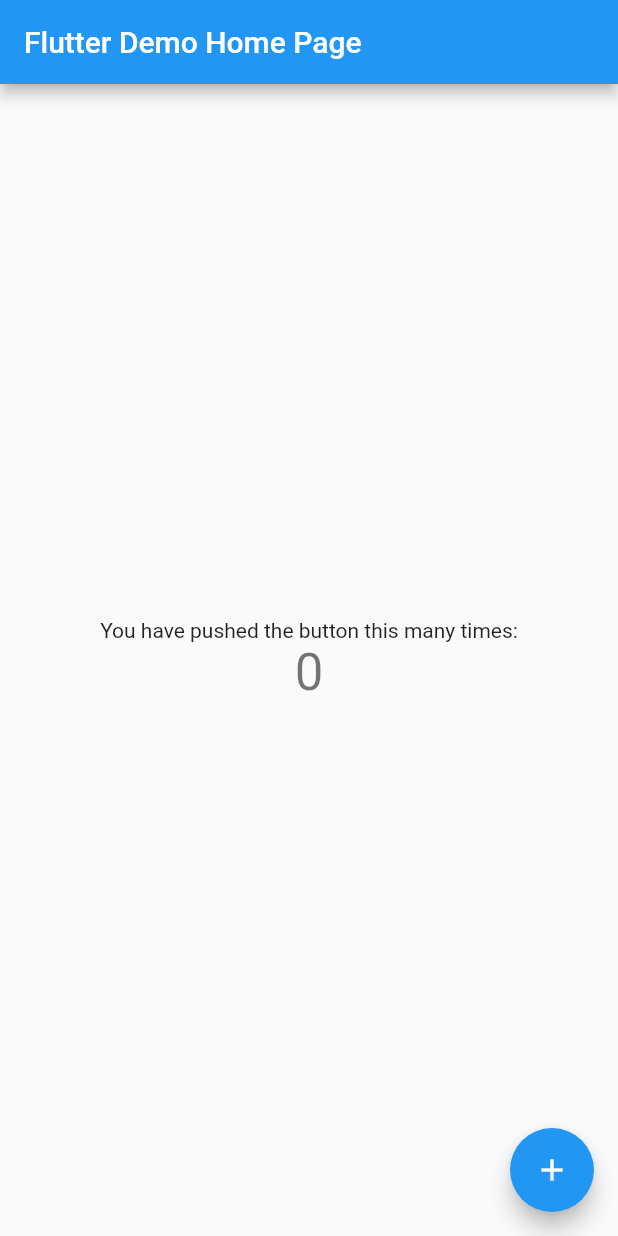
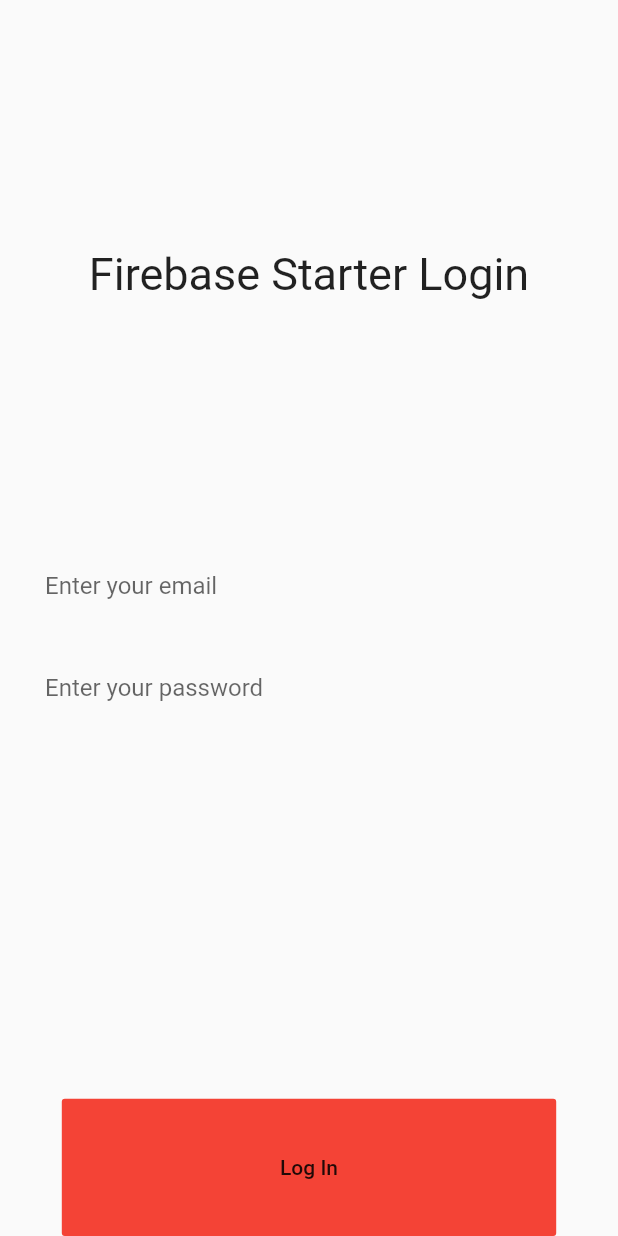
Before and after one commit to AlexeyNovichenko/flutter-starter-project, a Flutter app: the screen it shows after launch, on a phone screen of 412 x 824 dp. Run offline on Flutter 3.47's test engine with Material 2 defaults, Android fonts, the phone set to English and light mode, and no system bars; our stand-ins replace cloud_firestore, firebase_auth; accounts and stored records are empty.

```diff
--- /dev/null
+++ b/lib/api/firebase/firebase_authentication.dart
@@ -0,0 +1,53 @@
+import 'dart:async';
+import 'package:firebase_auth/firebase_auth.dart';
+
+abstract class BaseAuth {
+  Future<String> signIn(String email, String password);
+
+  Future<String> signUp(String email, String password);
+
+  Future<FirebaseUser> getCurrentUser();
+
+  Future<void> sendEmailVerification();
+
+  Future<void> signOut();
+
+  Future<bool> isEmailVerified();
+}
+
+class FirebaseAuthenticator implements BaseAuth {
+  final FirebaseAuth _firebaseAuth = FirebaseAuth.instance;
+
+  Future<String> signIn(String email, String password) async {
+    AuthResult result = await _firebaseAuth.signInWithEmailAndPassword(
+        email: email, password: password);
+    FirebaseUser user = result.user;
+    return user.uid;
+  }
+
+  Future<String> signUp(String email, String password) async {
+    AuthResult result = await _firebaseAuth.createUserWithEmailAndPassword(
+        email: email, password: password);
+    FirebaseUser user = result.user;
+    return user.uid;
+  }
+
+  Future<FirebaseUser> getCurrentUser() async {
+    FirebaseUser user = await _firebaseAuth.currentUser();
+    return user;
+  }
+
+  Future<void> signOut() async {
+    return _firebaseAuth.signOut();
+  }
+
+  Future<void> sendEmailVerification() async {
+    FirebaseUser user = await _firebaseAuth.currentUser();
+    user.sendEmailVerification();
+  }
+
+  Future<bool> isEmailVerified() async {
+    FirebaseUser user = await _firebaseAuth.currentUser();
+    return user.isEmailVerified;
+  }
+}
--- a/lib/main.dart
+++ b/lib/main.dart
@@ -1,63 +1,22 @@
+import 'package:cloud_firestore/cloud_firestore.dart';
 import 'package:flutter/material.dart';
+import 'package:flutter_starter/modules/login/login_bloc.dart';
+import 'package:flutter_starter/modules/login/login_screen.dart';
+import 'package:provider/provider.dart';
 
 void main() => runApp(MyApp());
 
 class MyApp extends StatelessWidget {
+  final LoginScreenBloc _bloc = LoginScreenBloc();
+
   @override
   Widget build(BuildContext context) {
     return MaterialApp(
-      title: 'Flutter Demo',
-      theme: ThemeData(
-        primarySwatch: Colors.blue,
+      title: 'Baby Names',
+      home: Provider.value(
+        value: _bloc,
+        child: LoginScreen(),
       ),
-      home: MyHomePage(title: 'Flutter Demo Home Page'),
     );
   }
 }
-
-class MyHomePage extends StatefulWidget {
-  MyHomePage({Key key, this.title}) : super(key: key);
-
-  final String title;
-
-  @override
-  _MyHomePageState createState() => _MyHomePageState();
-}
-
-class _MyHomePageState extends State<MyHomePage> {
-  int _counter = 0;
-
-  void _incrementCounter() {
-    setState(() {
-      _counter++;
-    });
-  }
-
-  @override
-  Widget build(BuildContext context) {
-    return Scaffold(
-      appBar: AppBar(
-        title: Text(widget.title),
-      ),
-      body: Center(
-        child: Column(
-          mainAxisAlignment: MainAxisAlignment.center,
-          children: <Widget>[
-            Text(
-              'You have pushed the button this many times:',
-            ),
-            Text(
-              '$_counter',
-              style: Theme.of(context).textTheme.display1,
-            ),
-          ],
-        ),
-      ),
-      floatingActionButton: FloatingActionButton(
-        onPressed: _incrementCounter,
-        tooltip: 'Increment',
-        child: Icon(Icons.add),
-      ), // This trailing comma makes auto-formatting nicer for build methods.
-    );
-  }
-}
--- /dev/null
+++ b/lib/modules/login/login_bloc.dart
@@ -0,0 +1,19 @@
+import 'package:flutter/material.dart';
+import 'package:flutter_starter/api/firebase/firebase_authentication.dart';
+
+class LoginScreenBloc {
+  final TextEditingController email = TextEditingController();
+  final TextEditingController password = TextEditingController();
+
+  submitForm({
+    @required Function onSuccess,
+    @required Function onFailure,
+  }) async {
+    try {
+      await FirebaseAuthenticator().signIn(email.text, password.text);
+      onSuccess();
+    } catch (e) {
+      onFailure();
+    }
+  }
+}
--- /dev/null
+++ b/lib/modules/login/login_screen.dart
@@ -0,0 +1,87 @@
+import 'package:flutter/material.dart';
+import 'package:flutter_starter/modules/login/login_bloc.dart';
+import 'package:provider/provider.dart';
+
+class LoginScreen extends StatefulWidget {
+  @override
+  State<StatefulWidget> createState() {
+    return LoginScreenState();
+  }
+}
+
+class LoginScreenState extends State<LoginScreen> {
+  LoginScreenBloc _bloc;
+
+  _init(BuildContext context) {
+    _bloc = Provider.of(context);
+  }
+
+  _title() {
+    return Center(
+      child: Text(
+        "Firebase Starter Login",
+        style: TextStyle(fontSize: 30),
+      ),
+    );
+  }
+
+  _form() {
+    return Container(
+        child: Column(
+      children: <Widget>[
+        TextField(
+          controller: _bloc.email,
+          decoration: InputDecoration(
+              border: InputBorder.none, hintText: 'Enter your email'),
+        ),
+        Padding(padding: EdgeInsets.all(10)),
+        TextField(
+          controller: _bloc.password,
+          decoration: InputDecoration(
+              border: InputBorder.none, hintText: 'Enter your password'),
+        ),
+      ],
+    ));
+  }
+
+  _submitButton() {
+    return Container(
+        width: MediaQuery.of(context).size.width * 0.8,
+        child: FlatButton(
+          color: Colors.red,
+          onPressed: () => _bloc.submitForm(onFailure: () {}, onSuccess: () {}),
+          child: Text("Log In"),
+        ));
+  }
+
+  _mainContent() {
+    return Container(
+        margin: EdgeInsets.only(left: 30, right: 30),
+        child: Column(
+          mainAxisAlignment: MainAxisAlignment.center,
+          crossAxisAlignment: CrossAxisAlignment.center,
+          children: <Widget>[
+            Expanded(
+              flex: 4,
+              child: _title(),
+            ),
+            Expanded(
+              flex: 4,
+              child: _form(),
+            ),
+            Expanded(
+              flex: 1,
+              child: _submitButton(),
+            )
+          ],
+        ));
+  }
+
+  @override
+  Widget build(BuildContext context) {
+    _init(context);
+    return Scaffold(
+      body: SafeArea(child: _mainContent()),
+    );
+  }
+}
```
Also changed, not shown: lib/api/firebase/firebase_firestore.dart (added, +14 -0 lines), pubspec.yaml (+8 -6 lines), pubspec.lock, 8 other files.
